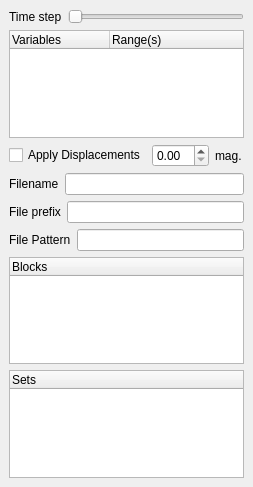
Old version of the form GUI/Client/Widgets/pqExodusPanel.ui in the repository wildmichael/ParaView3-enhancements-old.
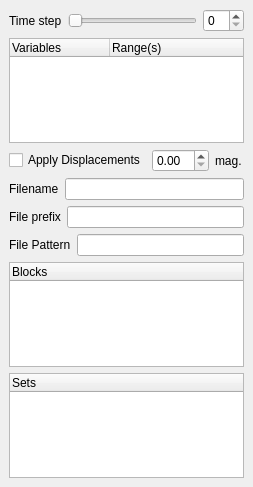
New version of the form.

Commit message: ENH:  Improve timestep slider/spin box in exodus panel.

The edit to the form file:
```diff
--- a/GUI/Client/Widgets/pqExodusPanel.ui
+++ b/GUI/Client/Widgets/pqExodusPanel.ui
@@ -140,6 +140,9 @@
        </property>
       </widget>
      </item>
+     <item>
+      <widget class="QSpinBox" name="TimeStepSpin" />
+     </item>
     </layout>
    </item>
    <item row="5" column="0" >
```
The commit also changes 3 other files.
